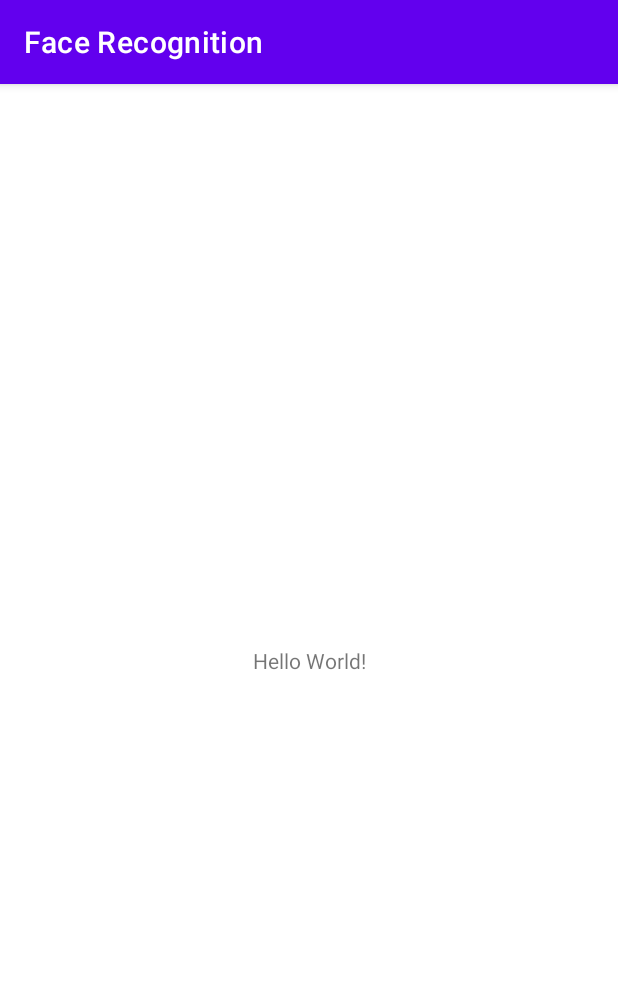
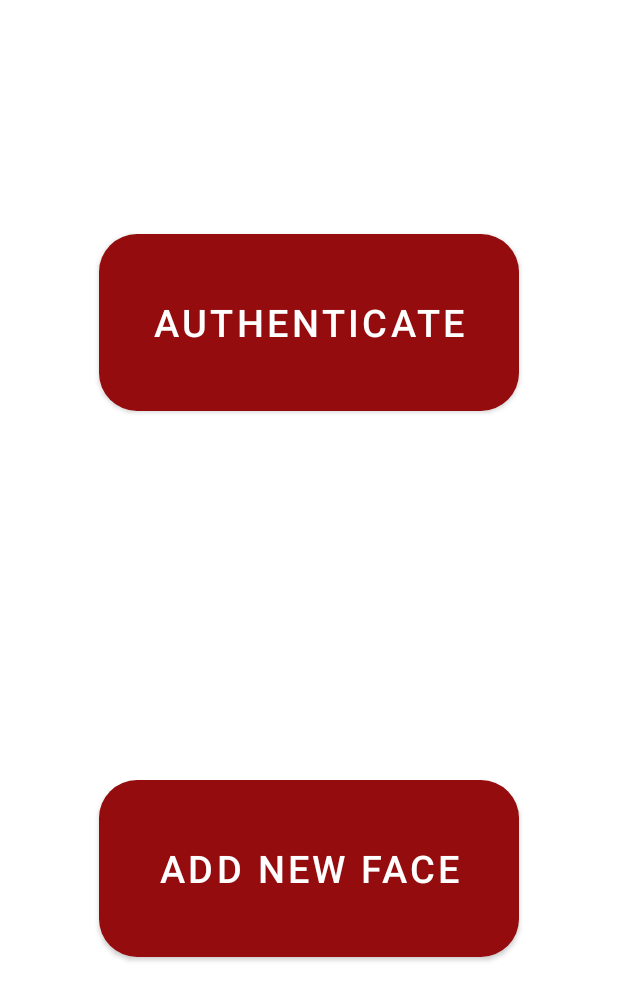
Before and after one commit to darian-catalin-cucer/face-recognition-app, an Android app: the screen it shows after launch (MainActivity), on a phone screen of 412 x 824 dp. Shown: the top 1001 px of the screen. Run offline under Robolectric (Android 15) with nearby library versions, the phone set to English and light mode, and no system bars.

Commit message:
Refined the 2 buttons and added a debug text

```diff
--- a/app/build.gradle
+++ b/app/build.gradle
@@ -33,6 +33,7 @@ android {
 
 dependencies {
 
+    implementation 'com.google.android.material:material:1.3.0'
     implementation 'com.google.mlkit:face-detection:16.0.6'
     implementation 'androidx.appcompat:appcompat:1.2.0'
     implementation 'com.google.android.material:material:1.3.0'
--- a/app/src/main/java/brain_factory/face_recognition/MainActivity.java
+++ b/app/src/main/java/brain_factory/face_recognition/MainActivity.java
@@ -1,13 +1,46 @@
 package brain_factory.face_recognition;
 
 import androidx.appcompat.app.AppCompatActivity;
+
+import android.view.View;
+import android.view.WindowManager;
 import android.os.Bundle;
+import android.widget.Button;
+import android.widget.TextView;
 
-public class MainActivity extends AppCompatActivity {
+public class MainActivity extends AppCompatActivity
+{
+    Button AddFaceButton;
+    Button AuthenticateButton;
+
+    TextView DebugMessage;
+
 
     @Override
-    protected void onCreate(Bundle savedInstanceState) {
+    protected void onCreate(Bundle savedInstanceState)
+    {
         super.onCreate(savedInstanceState);
-        setContentView(R.layout.activity_main);
+        setContentView(R.layout.main_activity);
+        this.getWindow().addFlags(WindowManager.LayoutParams.FLAG_FULLSCREEN);
+
+        AuthenticateButton = findViewById(R.id.AuthenticateButton);
+        AddFaceButton = findViewById(R.id.AddFaceButton);
+
+        DebugMessage = findViewById(R.id.DebugMessage);
+        DebugMessage.setVisibility(View.GONE);
+
+        AuthenticateButton.setOnClickListener((view) ->
+        {
+            DebugMessage.setVisibility(View.VISIBLE);
+            DebugMessage.setText("The AuthenticateButton button was clicked");
+            DebugMessage.postDelayed(() -> DebugMessage.setVisibility(View.GONE), 1500);
+        });
+
+        AddFaceButton.setOnClickListener((view) ->
+        {
+            DebugMessage.setVisibility(View.VISIBLE);
+            DebugMessage.setText("The AddFaceButton button was clicked");
+            DebugMessage.postDelayed(() -> DebugMessage.setVisibility(View.GONE), 1500);
+        });
     }
 }
--- a/app/src/main/res/layout/activity_main.xml
+++ /dev/null
@@ -1,18 +0,0 @@
-<?xml version="1.0" encoding="utf-8"?>
-<androidx.constraintlayout.widget.ConstraintLayout
-    xmlns:android="http://schemas.android.com/apk/res/android"
-    xmlns:tools="http://schemas.android.com/tools"
-    xmlns:app="http://schemas.android.com/apk/res-auto"
-    android:layout_width="match_parent"
-    android:layout_height="match_parent"
-    tools:context=".MainActivity">
-    <TextView
-      android:layout_width="wrap_content"
-      android:layout_height="wrap_content"
-      android:text="Hello World!"
-      app:layout_constraintBottom_toBottomOf="parent"
-      app:layout_constraintLeft_toLeftOf="parent"
-      app:layout_constraintRight_toRightOf="parent"
-      app:layout_constraintTop_toTopOf="parent" />
-
-  </androidx.constraintlayout.widget.ConstraintLayout>
--- /dev/null
+++ b/app/src/main/res/layout/main_activity.xml
@@ -0,0 +1,70 @@
+<?xml version="1.0" encoding="utf-8"?>
+<androidx.constraintlayout.widget.ConstraintLayout xmlns:android="http://schemas.android.com/apk/res/android"
+        xmlns:tools="http://schemas.android.com/tools"
+        xmlns:app="http://schemas.android.com/apk/res-auto"
+        android:layout_width="match_parent"
+        android:layout_height="match_parent"
+        tools:context=".MainActivity">
+
+    <Button
+            android:text="@string/AuthenticationButton"
+            android:layout_width="280dp"
+            android:layout_height="130dp"
+            android:textSize="25sp"
+            app:cornerRadius="25dp"
+            android:id="@+id/AuthenticateButton"
+            app:layout_constraintTop_toTopOf="parent"
+            android:layout_marginTop="150dp"
+            android:layout_marginEnd="70dp"
+            app:layout_constraintEnd_toEndOf="parent"
+            app:layout_constraintStart_toStartOf="parent"
+            android:layout_marginStart="70dp"
+            app:layout_constraintHorizontal_bias="0.5"
+            android:checkable="false"
+            android:clickable="true"
+            android:longClickable="false"
+            android:focusable="true"
+            android:textAllCaps="true" />
+
+    <Button
+            android:text="@string/AddFaceButton"
+            android:layout_width="280dp"
+            android:layout_height="130dp"
+            android:textSize="25sp"
+            app:cornerRadius="25dp"
+            android:id="@+id/AddFaceButton"
+            android:layout_marginEnd="70dp"
+            app:layout_constraintEnd_toEndOf="parent"
+            app:layout_constraintStart_toStartOf="parent"
+            android:layout_marginStart="70dp"
+            app:layout_constraintHorizontal_bias="0.5"
+            app:layout_constraintTop_toBottomOf="@+id/AuthenticateButton"
+            android:layout_marginTop="204dp"
+            app:layout_constraintBottom_toBottomOf="parent"
+            android:layout_marginBottom="150dp"
+            android:clickable="true"
+            android:checkable="false"
+            android:focusable="true"
+            android:textAllCaps="true" />
+
+    <TextView
+            android:layout_width="wrap_content"
+            android:layout_height="wrap_content"
+            android:textSize="14sp"
+            android:id="@+id/DebugMessage"
+            app:layout_constraintBottom_toBottomOf="parent"
+            android:layout_marginBottom="27dp"
+            app:layout_constraintTop_toBottomOf="@+id/AddFaceButton"
+            app:layout_constraintVertical_bias="0.965"
+            app:layout_constraintStart_toStartOf="parent"
+            android:layout_marginStart="176dp"
+            android:layout_marginEnd="177dp"
+            app:layout_constraintEnd_toEndOf="parent"
+            app:layout_constraintHorizontal_bias="0.5"
+            android:clickable="false"
+            android:longClickable="false"
+            android:textColor="#000000"
+            android:textIsSelectable="false"
+            android:textStyle="bold" />
+
+</androidx.constraintlayout.widget.ConstraintLayout>
--- a/app/src/main/res/values-night/themes.xml
+++ /dev/null
@@ -1,16 +0,0 @@
-<resources xmlns:tools="http://schemas.android.com/tools">
-    <!-- Base application theme. -->
-    <style name="Theme.FaceRecognition" parent="Theme.MaterialComponents.DayNight.DarkActionBar">
-        <!-- Primary brand color. -->
-        <item name="colorPrimary">@color/purple_200</item>
-        <item name="colorPrimaryVariant">@color/purple_700</item>
-        <item name="colorOnPrimary">@color/black</item>
-        <!-- Secondary brand color. -->
-        <item name="colorSecondary">@color/teal_200</item>
-        <item name="colorSecondaryVariant">@color/teal_200</item>
-        <item name="colorOnSecondary">@color/black</item>
-        <!-- Status bar color. -->
-        <item name="android:statusBarColor" tools:targetApi="l">?attr/colorPrimaryVariant</item>
-        <!-- Customize your theme here. -->
-    </style>
-</resources>
--- a/app/src/main/res/values/colors.xml
+++ b/app/src/main/res/values/colors.xml
@@ -1,10 +1,9 @@
 <?xml version="1.0" encoding="utf-8"?>
 <resources>
-    <color name="purple_200">#FFBB86FC</color>
-    <color name="purple_500">#FF6200EE</color>
-    <color name="purple_700">#FF3700B3</color>
-    <color name="teal_200">#FF03DAC5</color>
-    <color name="teal_700">#FF018786</color>
     <color name="black">#FF000000</color>
     <color name="white">#FFFFFFFF</color>
+    <color name="dark_red">#610A1F</color>
+    <color name="red">#950C0E</color>
+    <color name="orange">#E84B22</color>
+    <color name="yellow">#F7A41B</color>
 </resources>
--- a/app/src/main/res/values/strings.xml
+++ b/app/src/main/res/values/strings.xml
@@ -1,3 +1,5 @@
 <resources>
     <string name="app_name">Face Recognition</string>
+    <string name="AddFaceButton">Add new face</string>
+    <string name="AuthenticationButton">Authenticate</string>
 </resources>
--- a/app/src/main/res/values/themes.xml
+++ b/app/src/main/res/values/themes.xml
@@ -1,14 +1,14 @@
 <resources xmlns:tools="http://schemas.android.com/tools">
     <!-- Base application theme. -->
-    <style name="Theme.FaceRecognition" parent="Theme.MaterialComponents.DayNight.DarkActionBar">
+    <style name="Theme.FaceRecognition" parent="Theme.MaterialComponents.Light.NoActionBar">
         <!-- Primary brand color. -->
-        <item name="colorPrimary">@color/purple_500</item>
-        <item name="colorPrimaryVariant">@color/purple_700</item>
+        <item name="colorPrimary">@color/red</item>
+        <item name="colorPrimaryVariant">@color/dark_red</item>
         <item name="colorOnPrimary">@color/white</item>
         <!-- Secondary brand color. -->
-        <item name="colorSecondary">@color/teal_200</item>
-        <item name="colorSecondaryVariant">@color/teal_700</item>
-        <item name="colorOnSecondary">@color/black</item>
+        <item name="colorSecondary">@color/yellow</item>
+        <item name="colorSecondaryVariant">@color/orange</item>
+        <item name="colorOnSecondary">@color/white</item>
         <!-- Status bar color. -->
         <item name="android:statusBarColor" tools:targetApi="l">?attr/colorPrimaryVariant</item>
         <!-- Customize your theme here. -->
```
